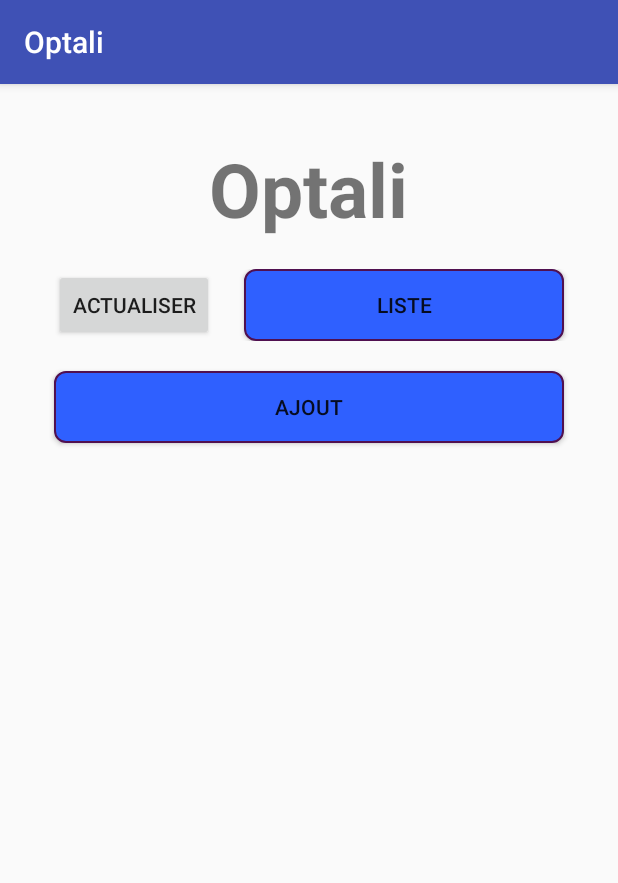
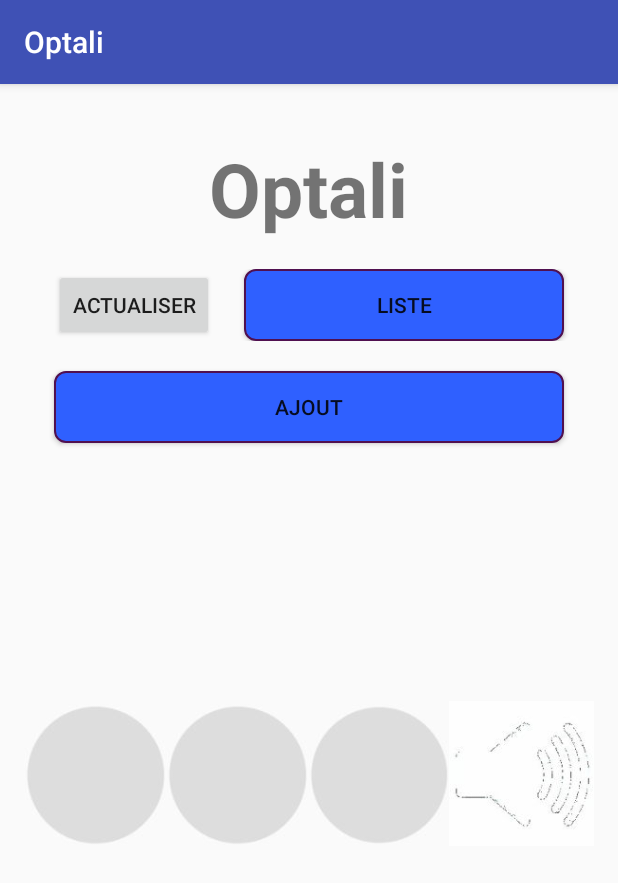
Before and after one commit to FrancoisLefevre12/Optali, an Android app: the screen it shows after launch (MainActivity), on a phone screen of 412 x 824 dp. Shown: the top 883 px of the screen. Run offline under Robolectric (Android 15) with nearby library versions, the phone set to English and light mode, and no system bars.

Commit message:
Home page : Mise en place des Leds et du champs de notification

```diff
--- a/app/src/main/java/com/optali/optali/MainActivity.java
+++ b/app/src/main/java/com/optali/optali/MainActivity.java
@@ -5,17 +5,30 @@ import android.support.v7.app.AppCompatActivity;
 import android.os.Bundle;
 import android.view.View;
 import android.widget.Button;
+import android.widget.ImageView;
+import android.widget.TextView;
 
 public class MainActivity extends AppCompatActivity {
+
+    private Boolean beTheLight;
+    ImageView iwLed1;
+    ImageView iwLed2;
+    ImageView iwLed3;
+    ImageView iwSpeaker;
+
+    TextView twLed1;
+    TextView twLed2;
+    TextView twLed3;
+    TextView twSpeaker;
 
     @Override
     protected void onCreate(Bundle savedInstanceState) {
         super.onCreate(savedInstanceState);
         setContentView(R.layout.activity_main);
 
-
-        Button button1 = (Button) findViewById(R.id.ajoutPage);
-        button1.setOnClickListener(new View.OnClickListener() {
+        // Mise en place du bouton ajout page
+        Button buttonAjout = (Button) findViewById(R.id.ajoutPage);
+        buttonAjout.setOnClickListener(new View.OnClickListener() {
 
             @Override
             public void onClick(View v) {
@@ -25,5 +38,56 @@ public class MainActivity extends AppCompatActivity {
             }
         });
 
+        // Déclare les images
+        iwLed1=(ImageView)findViewById(R.id.notOn);
+        iwLed2=(ImageView)findViewById(R.id.notEmpty);
+        iwLed3=(ImageView)findViewById(R.id.notPerim);
+        iwSpeaker=(ImageView)findViewById(R.id.noSpeaker);
+
+        // Déclare les Text view
+        twLed1=(TextView)findViewById(R.id.SLedOn);
+        twLed2=(TextView)findViewById(R.id.SLedEmpty);
+        twLed3=(TextView)findViewById(R.id.SLedPerim);
+        twSpeaker=(TextView)findViewById(R.id.SSpeakerOn);
+
+
+        // Debug Allume LED
+        beTheLight = false;
+
+        // Mise en place du bouton actualiser
+        Button buttonActu = (Button) findViewById(R.id.actualiser);
+        buttonActu.setOnClickListener(new View.OnClickListener() {
+
+            @Override
+            public void onClick(View v) {
+
+                if (beTheLight==false) {
+                    iwLed1.setImageResource(R.drawable.green_circle);
+                    iwLed2.setImageResource(R.drawable.red_circle);
+                    iwLed3.setImageResource(R.drawable.red_circle);
+                    iwSpeaker.setImageResource(R.drawable.speaker);
+
+                    twLed1.setText(R.string.SLedon);
+                    twLed2.setText(R.string.SLedempty);
+                    twLed3.setText(R.string.SLedperim);
+                    twSpeaker.setText(R.string.SSpeaker);
+                    beTheLight = true;
+                } else  {
+                    iwLed1.setImageResource(R.drawable.grey_circle);
+                    iwLed2.setImageResource(R.drawable.grey_circle);
+                    iwLed3.setImageResource(R.drawable.grey_circle);
+                    iwSpeaker.setImageResource(R.drawable.speaker2);
+
+                    twLed1.setText("");
+                    twLed2.setText("");
+                    twLed3.setText("");
+                    twSpeaker.setText("");
+                    beTheLight = false;
+                }
+
+            }
+        });
+
+
     }
 }
--- a/app/src/main/res/layout/activity_main.xml
+++ b/app/src/main/res/layout/activity_main.xml
@@ -69,29 +69,97 @@
         android:layout_width="match_parent"
         android:layout_height="match_parent"
         android:orientation="vertical">
-    <RelativeLayout
-        android:layout_width="wrap_content"
-        android:layout_height="match_parent" >
 
-        <HorizontalScrollView
+        <ScrollView
+            android:layout_width="wrap_content"
+            android:layout_height="150dp">
+        <LinearLayout
             android:id="@+id/notif_scroll_view"
             android:layout_width="match_parent"
-            android:layout_height="wrap_content"
-            android:fillViewport="true"
-            android:scrollbars="none" >
-            <RadioGroup
-                android:id="@+id/hour_radio_group"
+            android:layout_height="match_parent"
+            android:orientation="vertical"
+            android:scrollbars="vertical">
+
+            <TextView
+                android:id="@+id/SLedOn"
                 android:layout_width="wrap_content"
                 android:layout_height="match_parent"
+                android:textSize="20dp"
+                android:textColor="#00FF00"
+                android:textStyle="bold"
                 android:orientation="vertical">
-            </RadioGroup>
-        </HorizontalScrollView>
-    </RelativeLayout>
+            </TextView>
+
+            <TextView
+                android:id="@+id/SLedPerim"
+                android:layout_width="wrap_content"
+                android:layout_height="match_parent"
+                android:textSize="20dp"
+                android:textStyle="bold"
+                android:textColor="#ff0000"
+                android:orientation="vertical">
+            </TextView>
+
+            <TextView
+                android:id="@+id/SLedEmpty"
+                android:layout_width="wrap_content"
+                android:layout_height="match_parent"
+                android:textSize="20dp"
+                android:textStyle="bold"
+                android:textColor="#ff0000"
+                android:orientation="vertical">
+            </TextView>
+
+            <TextView
+                android:id="@+id/SSpeakerOn"
+                android:layout_width="wrap_content"
+                android:layout_height="match_parent"
+                android:textSize="20dp"
+                android:textStyle="bold"
+                android:textColor="#ff0000"
+                android:orientation="vertical">
+            </TextView>
+        </LinearLayout>
+        </ScrollView>
 
         <LinearLayout
-            android:layout_width="wrap_content"
-            android:layout_height="wrap_content"
+            android:layout_width="match_parent"
+            android:layout_height="match_parent"
+            android:layout_gravity="bottom"
             android:orientation="horizontal">
+
+            <ImageView
+                android:id="@+id/notOn"
+                android:layout_width="wrap_content"
+                android:layout_height="wrap_content"
+                android:layout_gravity="left"
+                android:layout_weight="25"
+                android:src="@drawable/grey_circle"/>
+
+            <ImageView
+                android:id="@+id/notPerim"
+                android:layout_width="wrap_content"
+                android:layout_height="wrap_content"
+                android:layout_gravity="left"
+                android:layout_weight="25"
+                android:src="@drawable/grey_circle"/>
+
+            <ImageView
+                android:id="@+id/notEmpty"
+                android:layout_width="wrap_content"
+                android:layout_height="wrap_content"
+                android:layout_gravity="left"
+                android:layout_weight="25"
+                android:src="@drawable/grey_circle"/>
+
+            <ImageView
+                android:id="@+id/noSpeaker"
+                android:layout_width="wrap_content"
+                android:layout_height="100dp"
+                android:layout_gravity="left"
+                android:layout_weight="15"
+                android:src="@drawable/speaker2"/>
+
         </LinearLayout>
     </LinearLayout>
 
--- a/app/src/main/res/values/strings.xml
+++ b/app/src/main/res/values/strings.xml
@@ -1,3 +1,7 @@
 <resources>
     <string name="app_name">Optali</string>
+    <string name="SLedon">- Votre Optali box est opérationnel.</string>
+    <string name="SLedperim">- Un produit va bientôt périmer. Veuillez consulter la liste de vos produits.</string>
+    <string name="SLedempty">- Votre frigo est presque vide. Pensez à aller faire des courses!</string>
+    <string name="SSpeaker">- Votre frigo est resté ouvert! Allez vite le fermer!!</string>
 </resources>
```
Also changed, not shown: app/src/main/res/drawable-hdpi/green_circle.png (added), app/src/main/res/drawable-hdpi/grey_circle.jpg (added), app/src/main/res/drawable-hdpi/red_circle.jpg (added), app/src/main/res/drawable-hdpi/speaker.jpg (added), app/src/main/res/drawable-hdpi/speaker2.jpg (added).
